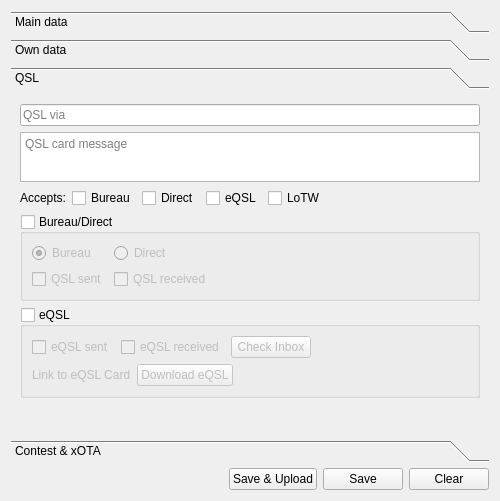
Old version of the form ui_files/DragonLog_QSOForm.ui in the repository gitandy/DragonLog.
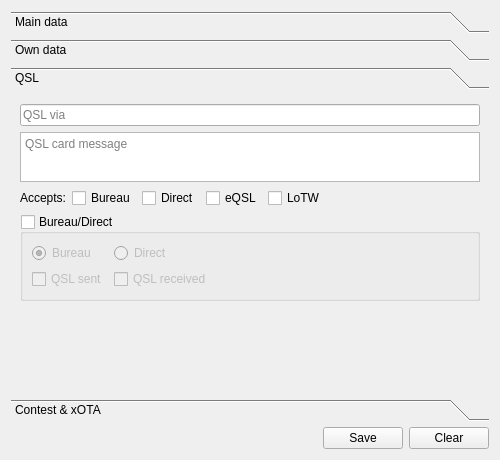
New version of the form. The open tabs and pages were chosen to show the change.

Commit message: Moved eQSL Upload, Check, Download to main

Patch:
```diff
--- a/ui_files/DragonLog_QSOForm.ui
+++ b/ui_files/DragonLog_QSOForm.ui
@@ -7,7 +7,7 @@
     <x>0</x>
     <y>0</y>
     <width>500</width>
-    <height>501</height>
+    <height>460</height>
    </rect>
   </property>
   <property name="sizePolicy">
@@ -651,7 +651,7 @@
         <x>0</x>
         <y>0</y>
         <width>482</width>
-        <height>331</height>
+        <height>290</height>
        </rect>
       </property>
       <attribute name="label">
@@ -812,102 +812,6 @@
          </layout>
         </widget>
        </item>
-       <item>
-        <widget class="QGroupBox" name="eqslGroupBox">
-         <property name="title">
-          <string>eQSL</string>
-         </property>
-         <property name="checkable">
-          <bool>true</bool>
-         </property>
-         <property name="checked">
-          <bool>false</bool>
-         </property>
-         <layout class="QVBoxLayout" name="verticalLayout_8">
-          <item>
-           <layout class="QHBoxLayout" name="horizontalLayout_10">
-            <item>
-             <widget class="QCheckBox" name="eqslSentCheckBox">
-              <property name="text">
-               <string>eQSL sent</string>
-              </property>
-             </widget>
-            </item>
-            <item>
-             <widget class="QCheckBox" name="eqslRcvdCheckBox">
-              <property name="text">
-               <string>eQSL received</string>
-              </property>
-             </widget>
-            </item>
-            <item>
-             <widget class="QPushButton" name="eqslInboxPushButton">
-              <property name="text">
-               <string>Check Inbox</string>
-              </property>
-              <property name="shortcut">
-               <string>Ctrl+Alt+E</string>
-              </property>
-             </widget>
-            </item>
-            <item>
-             <spacer name="horizontalSpacer_10">
-              <property name="orientation">
-               <enum>Qt::Horizontal</enum>
-              </property>
-              <property name="sizeHint" stdset="0">
-               <size>
-                <width>40</width>
-                <height>20</height>
-               </size>
-              </property>
-             </spacer>
-            </item>
-           </layout>
-          </item>
-          <item>
-           <layout class="QHBoxLayout" name="horizontalLayout_11">
-            <item>
-             <widget class="QLabel" name="eqslLinkLabel">
-              <property name="enabled">
-               <bool>false</bool>
-              </property>
-              <property name="text">
-               <string>Link to eQSL Card</string>
-              </property>
-             </widget>
-            </item>
-            <item>
-             <widget class="QPushButton" name="eqslDownloadPushButton">
-              <property name="enabled">
-               <bool>false</bool>
-              </property>
-              <property name="text">
-               <string>Download eQSL</string>
-              </property>
-              <property name="shortcut">
-               <string>Ctrl+Shift+E</string>
-              </property>
-             </widget>
-            </item>
-            <item>
-             <spacer name="horizontalSpacer_11">
-              <property name="orientation">
-               <enum>Qt::Horizontal</enum>
-              </property>
-              <property name="sizeHint" stdset="0">
-               <size>
-                <width>40</width>
-                <height>20</height>
-               </size>
-              </property>
-             </spacer>
-            </item>
-           </layout>
-          </item>
-         </layout>
-        </widget>
-       </item>
        <item>
         <spacer name="verticalSpacer">
          <property name="orientation">
@@ -1157,19 +1061,6 @@
        </property>
       </spacer>
      </item>
-     <item>
-      <widget class="QPushButton" name="uploadPushButton">
-       <property name="toolTip">
-        <string>Uploads only if selected on QSL page</string>
-       </property>
-       <property name="text">
-        <string>Save &amp;&amp; Upload</string>
-       </property>
-       <property name="shortcut">
-        <string>Ctrl+U</string>
-       </property>
-      </widget>
-     </item>
      <item>
       <widget class="QPushButton" name="savePushButton">
        <property name="text">
```
Left out of the diff: 64 changed lines with no effect on the pictures. The commit also changes 7 other files.
